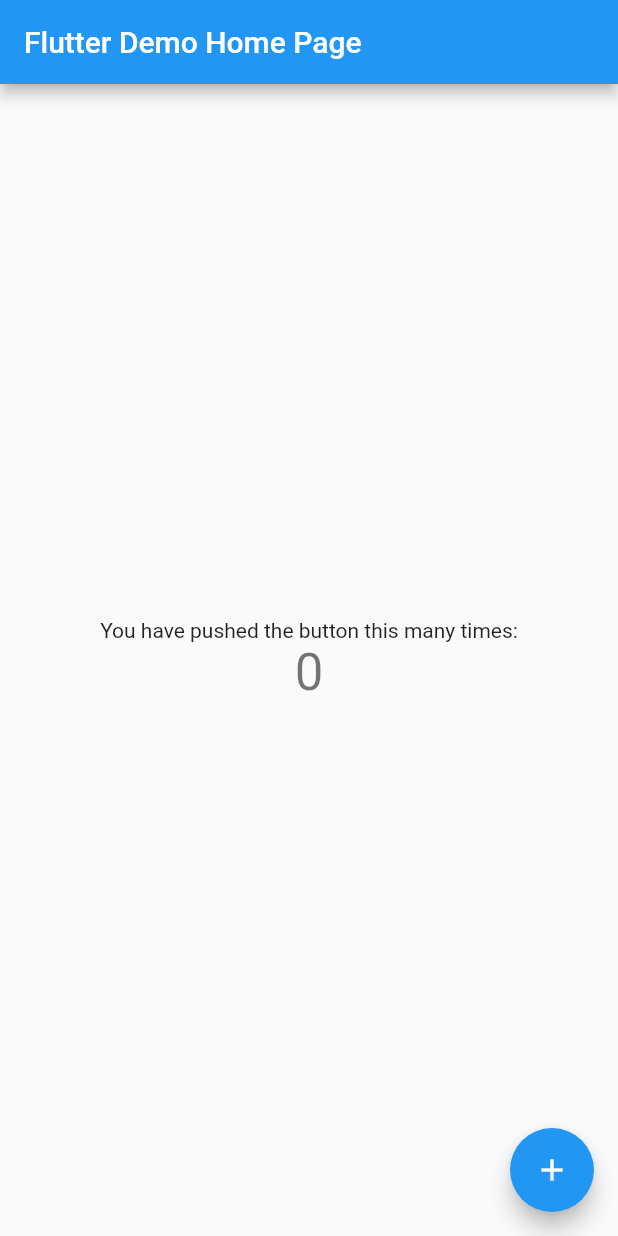
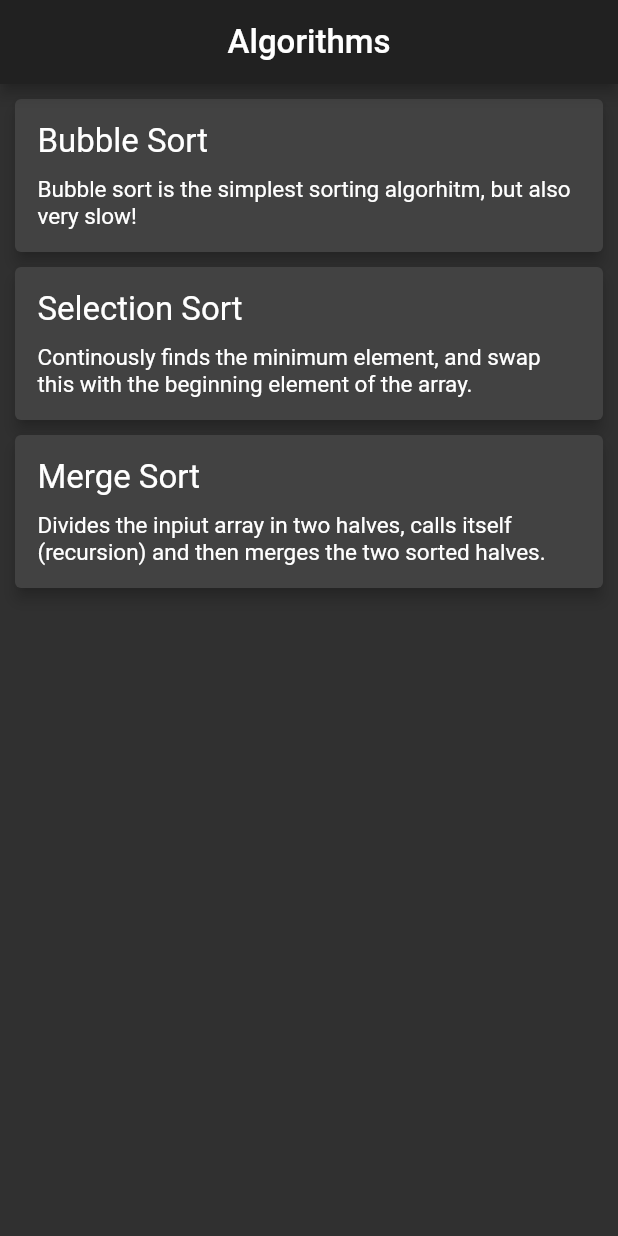
Before and after one commit to nikolajjsj/sorting-app, a Flutter app: the screen it shows after launch, on a phone screen of 412 x 824 dp. Run offline on Flutter 3.47's test engine with Material 2 defaults, Android fonts, the phone set to English and light mode, and no system bars.

Commit message:
Toooo many changes!

```diff
--- /dev/null
+++ b/lib/algorhitms/algorhitms.dart
@@ -0,0 +1,25 @@
+import 'package:sorting/algorhitms/algo-class.dart';
+import 'package:sorting/screens/algorhitms/bubblesort.dart';
+import 'package:sorting/screens/algorhitms/mergeSort.dart';
+import 'package:sorting/screens/algorhitms/selectionSort.dart';
+
+var bubbleSort = Algorhitm(
+  title: 'Bubble Sort',
+  shortDescription:
+      'Bubble sort is the simplest sorting algorhitm, but also very slow!',
+  route: BubbleSortPage.route(),
+);
+
+var selectionSort = Algorhitm(
+  title: 'Selection Sort',
+  shortDescription:
+      'Continously finds the minimum element, and swap this with the beginning element of the array.',
+  route: SelectionSortPage.route(),
+);
+
+var mergeSort = Algorhitm(
+  title: 'Merge Sort',
+  shortDescription:
+      'Divides the inpiut array in two halves, calls itself (recursion) and then merges the two sorted halves.',
+  route: MergeSortPage.route(),
+);
--- a/lib/main.dart
+++ b/lib/main.dart
@@ -1,113 +1,25 @@
+import 'package:animations/animations.dart';
 import 'package:flutter/material.dart';
+import 'package:sorting/screens/home.dart';
 
 void main() {
   runApp(MyApp());
 }
 
 class MyApp extends StatelessWidget {
-  // This widget is the root of your application.
   @override
   Widget build(BuildContext context) {
     return MaterialApp(
-      title: 'Flutter Demo',
-      theme: ThemeData(
-        // This is the theme of your application.
-        //
-        // Try running your application with "flutter run". You'll see the
-        // application has a blue toolbar. Then, without quitting the app, try
-        // changing the primarySwatch below to Colors.green and then invoke
-        // "hot reload" (press "r" in the console where you ran "flutter run",
-        // or simply save your changes to "hot reload" in a Flutter IDE).
-        // Notice that the counter didn't reset back to zero; the application
-        // is not restarted.
-        primarySwatch: Colors.blue,
+      title: 'Sorting algorithms',
+      theme: ThemeData.dark().copyWith(
+        pageTransitionsTheme: PageTransitionsTheme(
+          builders: {
+            TargetPlatform.android: FadeThroughPageTransitionsBuilder(),
+            TargetPlatform.iOS: FadeThroughPageTransitionsBuilder(),
+          },
+        ),
       ),
-      home: MyHomePage(title: 'Flutter Demo Home Page'),
+      home: HomePage(),
     );
   }
 }
-
-class MyHomePage extends StatefulWidget {
-  MyHomePage({Key key, this.title}) : super(key: key);
-
-  // This widget is the home page of your application. It is stateful, meaning
-  // that it has a State object (defined below) that contains fields that affect
-  // how it looks.
-
-  // This class is the configuration for the state. It holds the values (in this
-  // case the title) provided by the parent (in this case the App widget) and
-  // used by the build method of the State. Fields in a Widget subclass are
-  // always marked "final".
-
-  final String title;
-
-  @override
-  _MyHomePageState createState() => _MyHomePageState();
-}
-
-class _MyHomePageState extends State<MyHomePage> {
-  int _counter = 0;
-
-  void _incrementCounter() {
-    setState(() {
-      // This call to setState tells the Flutter framework that something has
-      // changed in this State, which causes it to rerun the build method below
-      // so that the display can reflect the updated values. If we changed
-      // _counter without calling setState(), then the build method would not be
-      // called again, and so nothing would appear to happen.
-      _counter++;
-    });
-  }
-
-  @override
-  Widget build(BuildContext context) {
-    // This method is rerun every time setState is called, for instance as done
-    // by the _incrementCounter method above.
-    //
-    // The Flutter framework has been optimized to make rerunning build methods
-    // fast, so that you can just rebuild anything that needs updating rather
-    // than having to individually change instances of widgets.
-    return Scaffold(
-      appBar: AppBar(
-        // Here we take the value from the MyHomePage object that was created by
-        // the App.build method, and use it to set our appbar title.
-        title: Text(widget.title),
-      ),
-      body: Center(
-        // Center is a layout widget. It takes a single child and positions it
-        // in the middle of the parent.
-        child: Column(
-          // Column is also a layout widget. It takes a list of children and
-          // arranges them vertically. By default, it sizes itself to fit its
-          // children horizontally, and tries to be as tall as its parent.
-          //
-          // Invoke "debug painting" (press "p" in the console, choose the
-          // "Toggle Debug Paint" action from the Flutter Inspector in Android
-          // Studio, or the "Toggle Debug Paint" command in Visual Studio Code)
-          // to see the wireframe for each widget.
-          //
-          // Column has various properties to control how it sizes itself and
-          // how it positions its children. Here we use mainAxisAlignment to
-          // center the children vertically; the main axis here is the vertical
-          // axis because Columns are vertical (the cross axis would be
-          // horizontal).
-          mainAxisAlignment: MainAxisAlignment.center,
-          children: <Widget>[
-            Text(
-              'You have pushed the button this many times:',
-            ),
-            Text(
-              '$_counter',
-              style: Theme.of(context).textTheme.headline4,
-            ),
-          ],
-        ),
-      ),
-      floatingActionButton: FloatingActionButton(
-        onPressed: _incrementCounter,
-        tooltip: 'Increment',
-        child: Icon(Icons.add),
-      ), // This trailing comma makes auto-formatting nicer for build methods.
-    );
-  }
-}
--- /dev/null
+++ b/lib/screens/home.dart
@@ -0,0 +1,35 @@
+import 'package:flutter/material.dart';
+import 'package:sorting/algorhitms/algorhitms.dart';
+import 'package:sorting/styles.dart';
+import 'package:sorting/widgets/sort_card.dart';
+
+class HomePage extends StatelessWidget {
+  /// list of the algorhitms showed on this page
+  final List _sortingAlgorhitms = [
+    bubbleSort,
+    selectionSort,
+    mergeSort,
+  ];
+
+  @override
+  Widget build(BuildContext context) {
+    return Scaffold(
+      appBar: AppBar(
+        title: Text('Algorithms', style: TextStyles.title),
+        centerTitle: true,
+      ),
+      body: ListView.builder(
+        itemCount: _sortingAlgorhitms.length,
+        itemBuilder: (context, index) {
+          return SortCard(
+            title: _sortingAlgorhitms[index].title,
+            shortDescription: _sortingAlgorhitms[index].shortDescription,
+            onTap: () {
+              Navigator.of(context).push(_sortingAlgorhitms[index].route);
+            },
+          );
+        },
+      ),
+    );
+  }
+}
--- /dev/null
+++ b/lib/styles.dart
@@ -0,0 +1,6 @@
+import 'package:flutter/widgets.dart';
+
+class TextStyles {
+  static TextStyle get title => TextStyle(fontSize: 22.0);
+  static TextStyle get body => TextStyle(fontSize: 15.0);
+}
--- /dev/null
+++ b/lib/widgets/sort_card.dart
@@ -0,0 +1,39 @@
+import 'package:flutter/material.dart';
+import 'package:sorting/styles.dart';
+
+class SortCard extends StatelessWidget {
+  SortCard({
+    @required this.title,
+    @required this.shortDescription,
+    @required this.onTap,
+  });
+
+  final String title;
+  final String shortDescription;
+  final Function onTap;
+
+  @override
+  Widget build(BuildContext context) {
+    return Card(
+      elevation: 4.0,
+      margin: EdgeInsets.only(top: 10.0, left: 10.0, right: 10.0),
+      child: InkWell(
+        onTap: onTap,
+        child: Padding(
+          padding: const EdgeInsets.all(15.0),
+          child: Column(
+            crossAxisAlignment: CrossAxisAlignment.start,
+            children: <Widget>[
+              Text(title, style: TextStyles.title),
+              SizedBox(height: 10.0),
+              Text(
+                shortDescription,
+                style: TextStyles.body,
+              ),
+            ],
+          ),
+        ),
+      ),
+    );
+  }
+}
```
Also changed, not shown: lib/algorhitms/algo-class.dart (added, +15 -0 lines), lib/screens/algorhitms/bubblesort.dart (added, +119 -0 lines), lib/screens/algorhitms/mergeSort.dart (added, +12 -0 lines), lib/screens/algorhitms/selectionSort.dart (added, +125 -0 lines), lib/utils/random.dart (added, +14 -0 lines), pubspec.yaml (+1 -8 lines), pubspec.lock.
